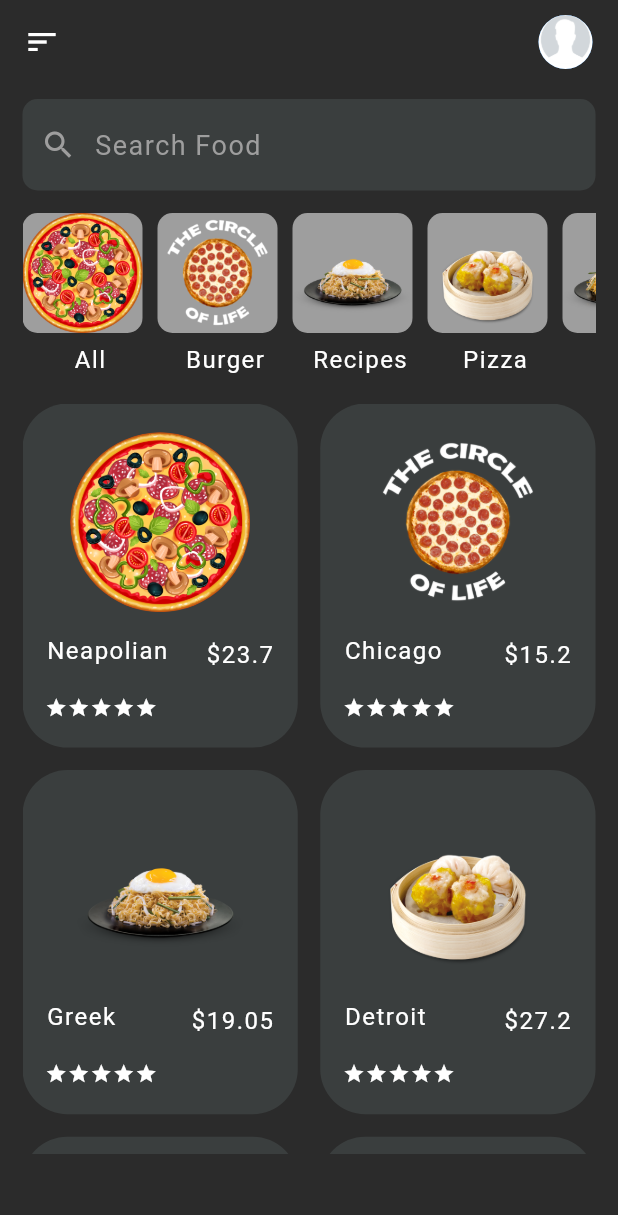
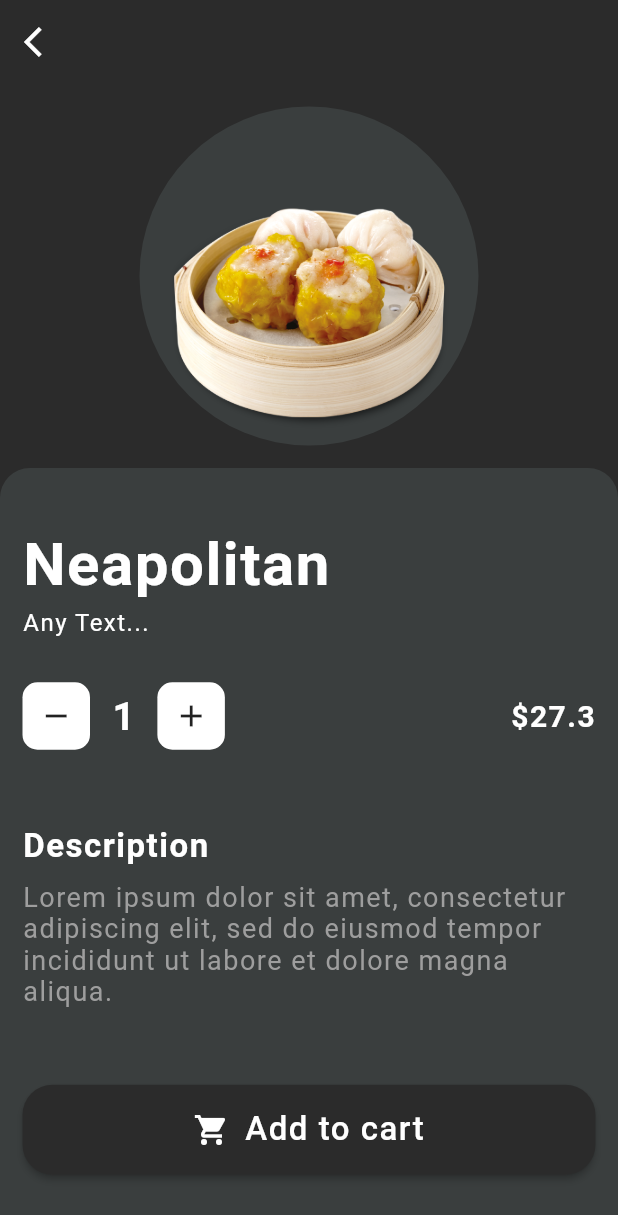
Before and after one commit to Bacdong/food-delivery-app, a Flutter app: the screen it shows after launch, on a phone screen of 412 x 824 dp. Shown: the top 1215 px of the screen. Run offline on Flutter 3.47's test engine with Material 2 defaults, Android fonts, the phone set to English and light mode, and no system bars.

Commit message:
Add food detail screens

```diff
--- a/lib/main.dart
+++ b/lib/main.dart
@@ -1,4 +1,5 @@
 import 'package:flutter/material.dart';
+import 'package:food_delivery/screens/food_detail.dart';
 import 'package:food_delivery/screens/home.dart';
 import 'package:food_delivery/screens/login.dart';
 import 'package:food_delivery/screens/register.dart';
@@ -20,7 +21,7 @@ class MyApp extends StatelessWidget {
           color: Color(0xff2b2b2b),
         ),
       ),
-      home: Home(),
+      home: FoodDetail(),
     );
   }
 }
--- /dev/null
+++ b/lib/screens/food_detail.dart
@@ -0,0 +1,177 @@
+import 'package:flutter/material.dart';
+
+class FoodDetail extends StatelessWidget {
+  const FoodDetail({ Key? key }) : super(key: key);
+
+  @override
+  Widget build(BuildContext context) {
+    return Scaffold(
+      appBar: AppBar(
+        elevation: 0.0,
+        leading: IconButton(
+          icon: Icon(Icons.arrow_back_ios),
+          onPressed: () {},
+        ),
+      ),
+      body: Column(
+        children: [
+          Expanded(
+            child: Container(
+              padding: EdgeInsets.all(15),
+              child: Center(
+                child: CircleAvatar(
+                  radius: 120,
+                  backgroundImage: AssetImage('images/foods/4.png'),
+                  backgroundColor: Color(0xff3a3e3e),
+                ),
+              ),
+            ),
+          ),
+          Expanded(
+            flex: 2,
+            child: Container(
+              padding: EdgeInsets.all(15),
+              width: double.infinity,
+              decoration: BoxDecoration(
+                color: Color(0xff3a3e3e),
+                borderRadius: BorderRadius.only(
+                  topLeft: Radius.circular(20),
+                  topRight: Radius.circular(20),
+                ),
+              ),
+              child: Column(
+                mainAxisAlignment: MainAxisAlignment.spaceAround,
+                crossAxisAlignment: CrossAxisAlignment.start,
+                children: [
+                  Container(
+                    child: Column(
+                      crossAxisAlignment: CrossAxisAlignment.start,
+                      children: [
+                        Text(
+                          'Neapolitan',
+                          style: TextStyle(
+                            fontSize: 40,
+                            fontWeight: FontWeight.bold,
+                            color: Colors.white,
+                            letterSpacing: 1,
+                          ),
+                        ),
+                        SizedBox(height: 6,),
+                        Text(
+                          'Any Text...',
+                          style: TextStyle(
+                            fontSize: 16,
+                            color: Colors.white,
+                            letterSpacing: 1
+                          ),
+                        ),
+                        SizedBox(height: 30,),
+                        Row(
+                          mainAxisAlignment: MainAxisAlignment.spaceBetween,
+                          children: [
+                            Row(
+                              children: [
+                                Container(
+                                  width: 45,
+                                  height: 45,
+                                  decoration: BoxDecoration(
+                                    color: Colors.white,
+                                    borderRadius: BorderRadius.circular(10),
+                                  ),
+                                  child: Icon(Icons.remove),
+                                ),
+                                SizedBox(width: 15,),
+                                Text(
+                                  '1',
+                                  style: TextStyle(
+                                    fontSize: 26,
+                                    color: Colors.white,
+                                    fontWeight: FontWeight.bold,
+                                  ),
+                                ),
+                                SizedBox(width: 15,),
+                                Container(
+                                  width: 45,
+                                  height: 45,
+                                  decoration: BoxDecoration(
+                                    color: Colors.white,
+                                    borderRadius: BorderRadius.circular(10),
+                                  ),
+                                  child: Icon(Icons.add),
+                                ),
+                              ],
+                            ),
+                            Text(
+                              '\$27.3',
+                              style: TextStyle(
+                                fontSize: 20,
+                                color: Colors.white,
+                                letterSpacing: 1,
+                                fontWeight: FontWeight.bold,
+                              ),
+                            ),
+                          ],
+                        ),
+                      ],
+                    ),
+                  ),
+                  Container(
+                    child: Column(
+                      crossAxisAlignment: CrossAxisAlignment.start,
+                      children: [
+                        Text(
+                          'Description',
+                          style: TextStyle(
+                            fontSize: 22,
+                            color: Colors.white,
+                            letterSpacing: 1,
+                            fontWeight: FontWeight.bold,
+                          ),
+                        ),
+                        SizedBox(height: 10,),
+                        Text(
+                          'Lorem ipsum dolor sit amet, consectetur adipiscing elit, sed do eiusmod tempor incididunt ut labore et dolore magna aliqua.',
+                          style: TextStyle(
+                            fontSize: 18,
+                            color: Colors.grey,
+                            letterSpacing: 1,
+                          ),
+                        ),
+                      ],
+                    ),
+                  ),
+                  Container(
+                    height: 60,
+                    width: double.infinity,
+                    child: RaisedButton(
+                      color: Color(0xff2b2b2b),
+                      shape: RoundedRectangleBorder(
+                        borderRadius: BorderRadius.circular(20),
+                      ),
+                      child: Row(
+                        mainAxisAlignment: MainAxisAlignment.center,
+                        children: [
+                          Icon(Icons.shopping_cart, color: Colors.white,),
+                          SizedBox(width: 10,),
+                          Text(
+                            'Add to cart',
+                            style: TextStyle(
+                              fontSize: 22,
+                              letterSpacing: 1,
+                              color: Colors.white,
+                            ),
+                          ),
+                        ],
+                      ),
+                      onPressed: () {},
+                    ),
+                  ),
+                ],
+              ),
+            ),
+          ),
+        ],
+      ),
+    );
+  }
+}
--- a/lib/screens/home.dart
+++ b/lib/screens/home.dart
@@ -208,6 +208,10 @@ class _HomeState extends State<Home> {
           children: [
             TextField(
               decoration: InputDecoration(
+                focusedBorder: OutlineInputBorder(
+                  borderRadius: BorderRadius.circular(10),
+                  borderSide: BorderSide(color: Colors.grey),
+                ),
                 hintText: 'Search Food',
                 hintStyle: TextStyle(
                   fontSize: 18,
```
